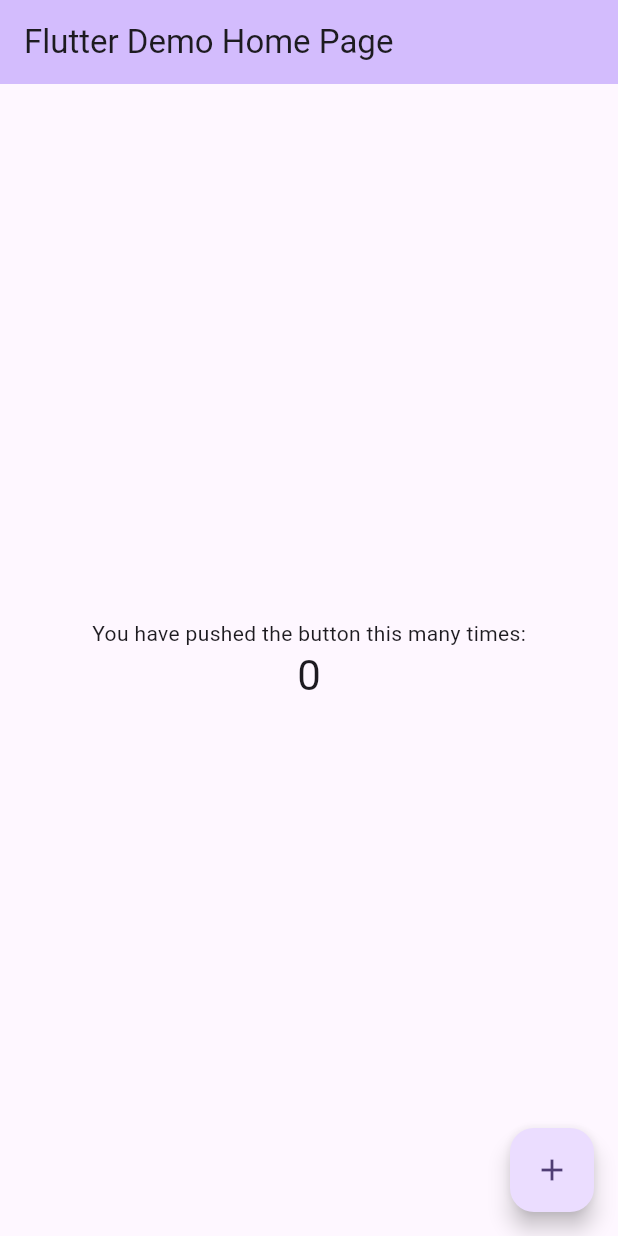
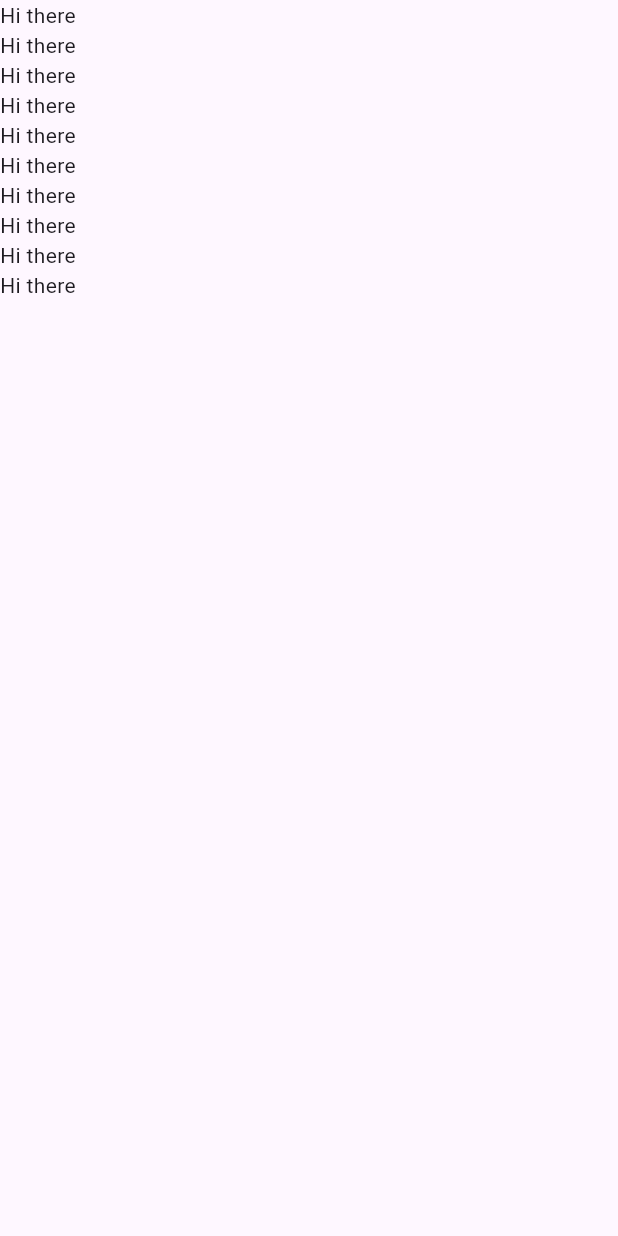
Before and after one commit to SyedMughisHussain/chat-app, a Flutter app: the screen it shows after launch, on a phone screen of 412 x 824 dp. Run offline on Flutter 3.47's test engine with Material 2 defaults, Android fonts, the phone set to English and light mode, and no system bars.

Commit message:
Changes made

```diff
--- a/lib/main.dart
+++ b/lib/main.dart
@@ -1,3 +1,4 @@
+import 'package:chat_app/screen/chat_screen.dart';
 import 'package:flutter/material.dart';
 
 void main() {
@@ -6,120 +7,15 @@ void main() {
 
 class MyApp extends StatelessWidget {
   const MyApp({super.key});
-
-  // This widget is the root of your application.
   @override
   Widget build(BuildContext context) {
     return MaterialApp(
       title: 'Flutter Demo',
       theme: ThemeData(
-        // This is the theme of your application.
-        //
-        // TRY THIS: Try running your application with "flutter run". You'll see
-        // the application has a blue toolbar. Then, without quitting the app,
-        // try changing the seedColor in the colorScheme below to Colors.green
-        // and then invoke "hot reload" (save your changes or press the "hot
-        // reload" button in a Flutter-supported IDE, or press "r" if you used
-        // the command line to start the app).
-        //
-        // Notice that the counter didn't reset back to zero; the application
-        // state is not lost during the reload. To reset the state, use hot
-        // restart instead.
-        //
-        // This works for code too, not just values: Most code changes can be
-        // tested with just a hot reload.
         colorScheme: ColorScheme.fromSeed(seedColor: Colors.deepPurple),
         useMaterial3: true,
       ),
-      home: const MyHomePage(title: 'Flutter Demo Home Page'),
+      home: const ChatScreen(),
     );
   }
 }
-
-class MyHomePage extends StatefulWidget {
-  const MyHomePage({super.key, required this.title});
-
-  // This widget is the home page of your application. It is stateful, meaning
-  // that it has a State object (defined below) that contains fields that affect
-  // how it looks.
-
-  // This class is the configuration for the state. It holds the values (in this
-  // case the title) provided by the parent (in this case the App widget) and
-  // used by the build method of the State. Fields in a Widget subclass are
-  // always marked "final".
-
-  final String title;
-
-  @override
-  State<MyHomePage> createState() => _MyHomePageState();
-}
-
-class _MyHomePageState extends State<MyHomePage> {
-  int _counter = 0;
-
-  void _incrementCounter() {
-    setState(() {
-      // This call to setState tells the Flutter framework that something has
-      // changed in this State, which causes it to rerun the build method below
-      // so that the display can reflect the updated values. If we changed
-      // _counter without calling setState(), then the build method would not be
-      // called again, and so nothing would appear to happen.
-      _counter++;
-    });
-  }
-
-  @override
-  Widget build(BuildContext context) {
-    // This method is rerun every time setState is called, for instance as done
-    // by the _incrementCounter method above.
-    //
-    // The Flutter framework has been optimized to make rerunning build methods
-    // fast, so that you can just rebuild anything that needs updating rather
-    // than having to individually change instances of widgets.
-    return Scaffold(
-      appBar: AppBar(
-        // TRY THIS: Try changing the color here to a specific color (to
-        // Colors.amber, perhaps?) and trigger a hot reload to see the AppBar
-        // change color while the other colors stay the same.
-        backgroundColor: Theme.of(context).colorScheme.inversePrimary,
-        // Here we take the value from the MyHomePage object that was created by
-        // the App.build method, and use it to set our appbar title.
-        title: Text(widget.title),
-      ),
-      body: Center(
-        // Center is a layout widget. It takes a single child and positions it
-        // in the middle of the parent.
-        child: Column(
-          // Column is also a layout widget. It takes a list of children and
-          // arranges them vertically. By default, it sizes itself to fit its
-          // children horizontally, and tries to be as tall as its parent.
-          //
-          // Column has various properties to control how it sizes itself and
-          // how it positions its children. Here we use mainAxisAlignment to
-          // center the children vertically; the main axis here is the vertical
-          // axis because Columns are vertical (the cross axis would be
-          // horizontal).
-          //
-          // TRY THIS: Invoke "debug painting" (choose the "Toggle Debug Paint"
-          // action in the IDE, or press "p" in the console), to see the
-          // wireframe for each widget.
-          mainAxisAlignment: MainAxisAlignment.center,
-          children: <Widget>[
-            const Text(
-              'You have pushed the button this many times:',
-            ),
-            Text(
-              '$_counter',
-              style: Theme.of(context).textTheme.headlineMedium,
-            ),
-          ],
-        ),
-      ),
-      floatingActionButton: FloatingActionButton(
-        onPressed: _incrementCounter,
-        tooltip: 'Increment',
-        child: const Icon(Icons.add),
-      ), // This trailing comma makes auto-formatting nicer for build methods.
-    );
-  }
-}
--- /dev/null
+++ b/lib/screen/chat_screen.dart
@@ -0,0 +1,21 @@
+import 'package:flutter/material.dart';
+
+class ChatScreen extends StatefulWidget {
+  const ChatScreen({super.key});
+
+  @override
+  State<ChatScreen> createState() => _ChatScreenState();
+}
+
+class _ChatScreenState extends State<ChatScreen> {
+  @override
+  Widget build(BuildContext context) {
+    return Scaffold(
+      body: ListView.builder(
+          itemCount: 10,
+          itemBuilder: (context, index) => Container(
+                child: const Text('Hi there'),
+              )),
+    );
+  }
+}
--- a/pubspec.yaml
+++ b/pubspec.yaml
@@ -30,6 +30,7 @@ environment:
 dependencies:
   flutter:
     sdk: flutter
+  cloud_firestore: ^4.8.4
 
 
   # The following adds the Cupertino Icons font to your application.
```
Also changed, not shown: lib/screen/auth_screen.dart (added), pubspec.lock, 6 other files.
